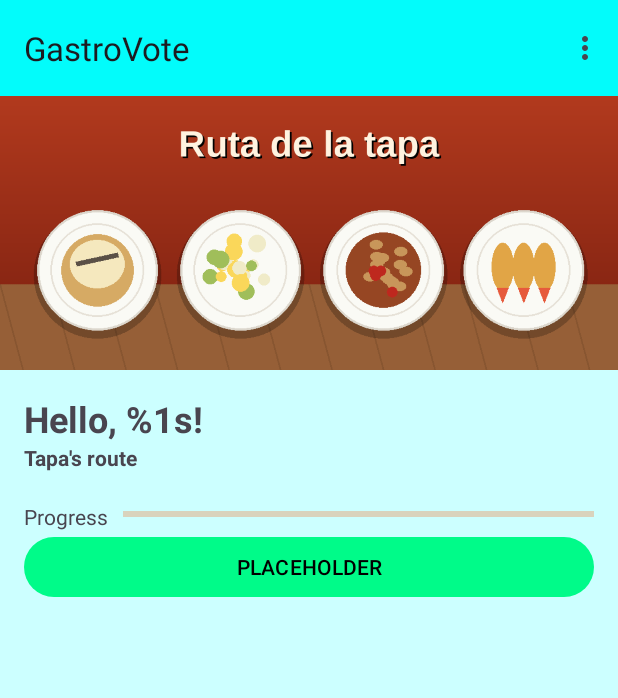
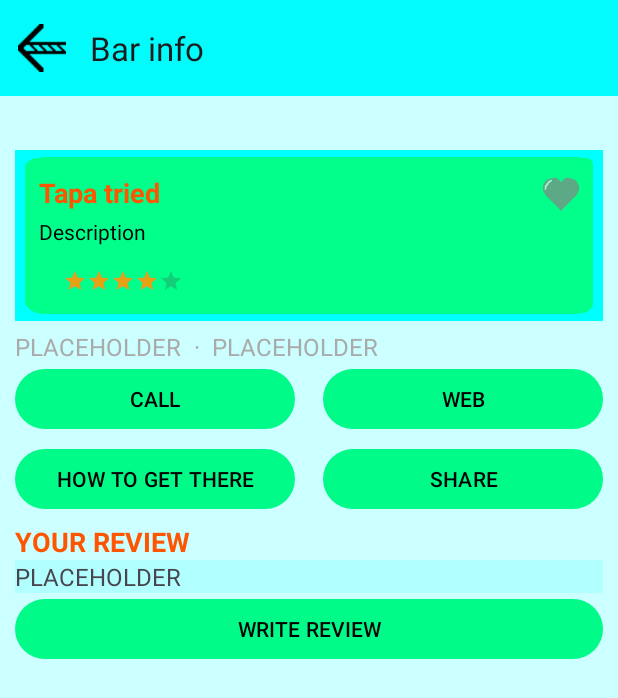
Before and after one commit to Willisaurio/GastroVote-PerezGuillermo, an Android app: the screen it shows after launch (MainActivity before the commit, BarInfoActivity after it), on a phone screen of 412 x 824 dp. Shown: the top 698 px of the screen. Run offline under Robolectric (Android 15) with nearby library versions, the phone set to English and light mode, and no system bars.

Commit message:
Primarily finished with the layouts

```diff
--- a/app/src/main/AndroidManifest.xml
+++ b/app/src/main/AndroidManifest.xml
@@ -12,7 +12,7 @@
         android:supportsRtl="true"
         android:theme="@style/Theme.GastroVote">
         <activity
-            android:name=".MainActivity"
+            android:name=".BarInfoActivity"
             android:exported="true"
             android:windowSoftInputMode="adjustPan">
             <intent-filter>
@@ -24,6 +24,7 @@
         <activity
             android:name=".BarListActivity"
             android:exported="false" />
+        <activity android:name=".ReviewActivity" android:exported="false" />
     </application>
 
 </manifest>
--- /dev/null
+++ b/app/src/main/java/com/gute/gastrovote/BarInfoActivity.java
@@ -0,0 +1,42 @@
+package com.gute.gastrovote;
+
+import android.os.Bundle;
+
+import androidx.activity.EdgeToEdge;
+import androidx.activity.OnBackPressedCallback;
+import androidx.annotation.Nullable;
+import androidx.appcompat.app.AppCompatActivity;
+import androidx.appcompat.widget.Toolbar;
+import androidx.core.graphics.Insets;
+import androidx.core.view.ViewCompat;
+import androidx.core.view.WindowInsetsCompat;
+
+public class BarInfoActivity extends AppCompatActivity {
+
+    protected void onCreate(Bundle savedInstanceState) {
+        super.onCreate(savedInstanceState);
+        EdgeToEdge.enable(this);
+        setContentView(R.layout.bar_info_activity);
+        ViewCompat.setOnApplyWindowInsetsListener(findViewById(R.id.main), (v, insets) -> {
+            Insets systemBars = insets.getInsets(WindowInsetsCompat.Type.systemBars());
+            v.setPadding(systemBars.left, systemBars.top, systemBars.right, systemBars.bottom);
+            return insets;
+        });
+        // handle navigation on back pressed or navigation icon pressed (toolbar)
+        Toolbar toolbar = findViewById(R.id.toolbar);
+        setSupportActionBar(toolbar);
+        toolbar.setNavigationOnClickListener(v -> goBack());
+
+        // register callback to go back to previous activity
+        getOnBackPressedDispatcher().addCallback(this, new OnBackPressedCallback(true) {
+            @Override
+            public void handleOnBackPressed() {
+                goBack();
+            }
+        });
+    }
+    // go back (from utils)
+    public void goBack(){
+        finish();
+    }
+}
--- a/app/src/main/java/com/gute/gastrovote/BarListActivity.java
+++ b/app/src/main/java/com/gute/gastrovote/BarListActivity.java
@@ -109,7 +109,7 @@ public class BarListActivity extends AppCompatActivity {
     public final String STATE_MAP = "bar_map";
 
     public void gotoReview(Bar bar){
-        // TODO intent to ReviewActivity
+        // TODO intent to BarInfoActivity
         Utils.sayShort(this, "Review not implemented");
     }
     public void goBack(){
--- a/app/src/main/java/com/gute/gastrovote/ReviewActivity.java
+++ b/app/src/main/java/com/gute/gastrovote/ReviewActivity.java
@@ -22,7 +22,7 @@ import androidx.core.view.WindowInsetsCompat;
 import com.google.android.material.dialog.MaterialAlertDialogBuilder;
 import com.google.android.material.switchmaterial.SwitchMaterial;
 
-import java.util.Objects;
+
 
 public class ReviewActivity extends AppCompatActivity {
 
--- /dev/null
+++ b/app/src/main/res/layout/bar_info_activity.xml
@@ -0,0 +1,128 @@
+<?xml version="1.0" encoding="utf-8"?>
+<LinearLayout xmlns:android="http://schemas.android.com/apk/res/android"
+    xmlns:tools="http://schemas.android.com/tools"
+    xmlns:app="http://schemas.android.com/apk/res-auto"
+    android:layout_width="match_parent"
+    android:layout_height="match_parent"
+    android:orientation="vertical"
+    android:id="@+id/main">
+    <androidx.appcompat.widget.Toolbar
+        android:id="@+id/toolbar"
+        android:layout_width="match_parent"
+        android:layout_height="?attr/actionBarSize"
+        android:background="?attr/toolbar_bg_color"
+        app:title="@string/barInfo"
+        app:navigationIcon="@drawable/back_arrow_ic"/>
+    <Space
+        android:layout_width="match_parent"
+        android:layout_height="20dp"/>
+    <LinearLayout
+        android:layout_width="match_parent"
+        android:layout_height="wrap_content"
+        android:orientation="vertical"
+        android:padding="10dp">
+        <!-- Bar Card -->
+        <include layout="@layout/bar_card"/>
+        <!-- Bar mini Info layout -->
+        <LinearLayout
+            android:layout_width="wrap_content"
+            android:layout_height="wrap_content"
+            android:orientation="horizontal">
+        <TextView
+            android:layout_width="wrap_content"
+            android:layout_height="wrap_content"
+            android:text="@string/placeholder"
+            android:id="@+id/tvBarAddress"
+            style="@style/subtitle"/>
+            <Space
+                android:layout_width="8dp"
+                android:layout_height="match_parent"/>
+            <TextView
+                android:layout_width="wrap_content"
+                android:layout_height="wrap_content"
+                android:text="·"
+                tools:ignore="HardcodedText,"
+                style="@style/subtitle"/>
+            <Space
+                android:layout_width="8dp"
+                android:layout_height="match_parent"/>
+            <TextView
+                android:layout_width="wrap_content"
+                android:layout_height="wrap_content"
+                android:text="@string/placeholder"
+                android:id="@+id/tvBarPhone"
+                style="@style/subtitle"/>
+
+        </LinearLayout>
+        <LinearLayout
+            android:layout_width="match_parent"
+            android:layout_height="wrap_content"
+            android:orientation="horizontal"
+            android:gravity="center_vertical">
+            <Button
+                android:layout_width="0dp"
+                android:layout_height="wrap_content"
+                android:layout_weight="10"
+                android:id="@+id/btCall"
+                android:text="@string/call"/>
+            <Space
+                android:layout_width="0dp"
+                android:layout_height="0dp"
+                android:layout_weight="1"/>
+            <Button
+                android:layout_width="0dp"
+                android:layout_height="wrap_content"
+                android:layout_weight="10"
+                android:id="@+id/btWeb"
+                android:text="@string/web"/>
+
+        </LinearLayout>
+        <Space
+            android:layout_width="match_parent"
+            android:layout_height="5dp"/>
+        <LinearLayout
+            android:layout_width="match_parent"
+            android:layout_height="wrap_content"
+            android:orientation="horizontal"
+            android:gravity="center_vertical">
+            <Button
+                android:layout_width="0dp"
+                android:layout_height="wrap_content"
+                android:layout_weight="10"
+                android:id="@+id/btGeo"
+                android:text="@string/howToGet"/>
+            <Space
+                android:layout_width="0dp"
+                android:layout_height="0dp"
+                android:layout_weight="1"/>
+            <Button
+                android:layout_width="0dp"
+                android:layout_height="wrap_content"
+                android:layout_weight="10"
+                android:id="@+id/btShare"
+                android:text="@string/shareUppercase"/>
+        </LinearLayout>
+
+        <Space
+            android:layout_width="match_parent"
+            android:layout_height="5dp"/>
+        <TextView
+            android:layout_width="match_parent"
+            android:layout_height="wrap_content"
+            android:text="@string/your_review"
+            style="@style/main_txt"/>
+        <TextView
+            android:layout_width="match_parent"
+            android:layout_height="wrap_content"
+            android:text="@string/placeholder"
+            android:textSize="16sp"
+            android:id="@+id/tvReview"
+            android:background="?attr/resumee_bg"/>
+        <Button
+            android:layout_width="match_parent"
+            android:layout_height="wrap_content"
+            android:text="@string/writeReview"
+            android:id="@+id/btReview"/>
+    </LinearLayout>
+
+</LinearLayout>
--- a/app/src/main/res/layout/bar_list_activity.xml
+++ b/app/src/main/res/layout/bar_list_activity.xml
@@ -17,7 +17,8 @@
         app:navigationIcon="@drawable/back_arrow_ic"/>
     <ScrollView
         android:layout_width="match_parent"
-        android:layout_height="match_parent">
+        android:layout_height="match_parent"
+        android:contentDescription="@string/scroll_content_description">
 
         <LinearLayout
             android:id="@+id/linearLayoutBars"
--- a/app/src/main/res/layout/tapa_list_activity.xml
+++ /dev/null
@@ -1,8 +0,0 @@
-<?xml version="1.0" encoding="utf-8"?>
-<androidx.constraintlayout.widget.ConstraintLayout xmlns:android="http://schemas.android.com/apk/res/android"
-    xmlns:tools="http://schemas.android.com/tools"
-    xmlns:app="http://schemas.android.com/apk/res-auto"
-    android:layout_width="match_parent"
-    android:layout_height="match_parent">
-
-</androidx.constraintlayout.widget.ConstraintLayout>
--- a/app/src/main/res/values-night/themes.xml
+++ b/app/src/main/res/values-night/themes.xml
@@ -13,6 +13,7 @@
         <item name="barCard_title_color">@color/dark_orange</item>
         <item name="check_ic">@drawable/check_ic</item>
         <item name="toolbar_bg_color">@color/main_theme_dark2</item>
+        <item name="resumee_bg">@color/main_theme_dark2</item>
     </style>
     <style name="main_txt" parent="Base.Theme.GastroVote">
         <item name="android:textColor">@color/dark_orange</item>
--- a/app/src/main/res/values/attrs.xml
+++ b/app/src/main/res/values/attrs.xml
@@ -7,5 +7,6 @@
         <attr name="barCard_txt_color" format="color"/>
         <attr name="barCard_title_color" format="color"/>
         <attr name="toolbar_bg_color" format="color"/>
+        <attr name="resumee_bg" format="color"/>
     </declare-styleable>
 </resources>
--- a/app/src/main/res/values/colors.xml
+++ b/app/src/main/res/values/colors.xml
@@ -17,4 +17,6 @@
     <color name="main_theme_dark2">#013</color>
     <color name="dark_bg">#100020</color>
     <color name="light_bg">#CFF</color>
+    <color name="light_yellow">#FE8</color>
+    <color name="light_cyan">#68FF</color>
 </resources>
--- a/app/src/main/res/values/strings.xml
+++ b/app/src/main/res/values/strings.xml
@@ -64,4 +64,11 @@
     <string name="placeholder" translatable="false">PLACEHOLDER</string>
     <string name="publish">PUBLISH</string>
     <string name="saludo">Hello, %1s!</string>
+    <string name="barInfo">Bar info</string>
+    <string name="call">CALL</string>
+    <string name="web">WEB</string>
+    <string name="howToGet">HOW TO GET THERE</string>
+    <string name="shareUppercase">SHARE</string>
+    <string name="writeReview">WRITE REVIEW</string>
+    <string name="scroll_content_description">List of bars</string>
 </resources>
--- a/app/src/main/res/values/themes.xml
+++ b/app/src/main/res/values/themes.xml
@@ -13,13 +13,18 @@
         <item name="barCard_title_color">@color/txt_orange</item>
         <item name="android:colorBackground">@color/light_bg</item>
         <item name="toolbar_bg_color">@color/main_theme2</item>
-
-
+        <item name="resumee_bg">@color/light_cyan</item>
     </style>
 
     <style name="main_txt" parent="Base.Theme.GastroVote">
         <item name="android:textColor">@color/txt_orange</item>
         <item name="android:textStyle">bold</item>
+        <item name="android:textSize">18sp</item>
+    </style>
+    <style name="subtitle" parent="Base.Theme.GastroVote">
+        <item name="android:textColor">@color/light_gray</item>
+        <item name="android:textStyle">normal</item>
+        <item name="android:textSize">16sp</item>
     </style>
     <style name="bar_card_price" parent="Base.Theme.GastroVote">
         <item name="android:textColor">@color/black</item>
```
Also changed, not shown: 1 other file.
